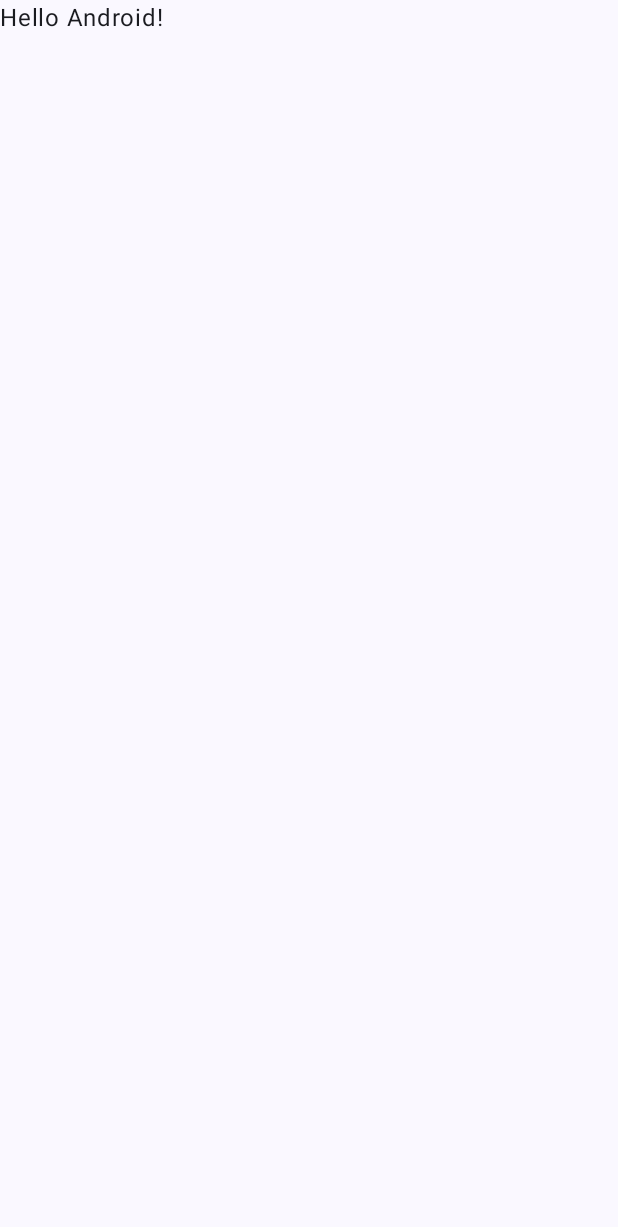
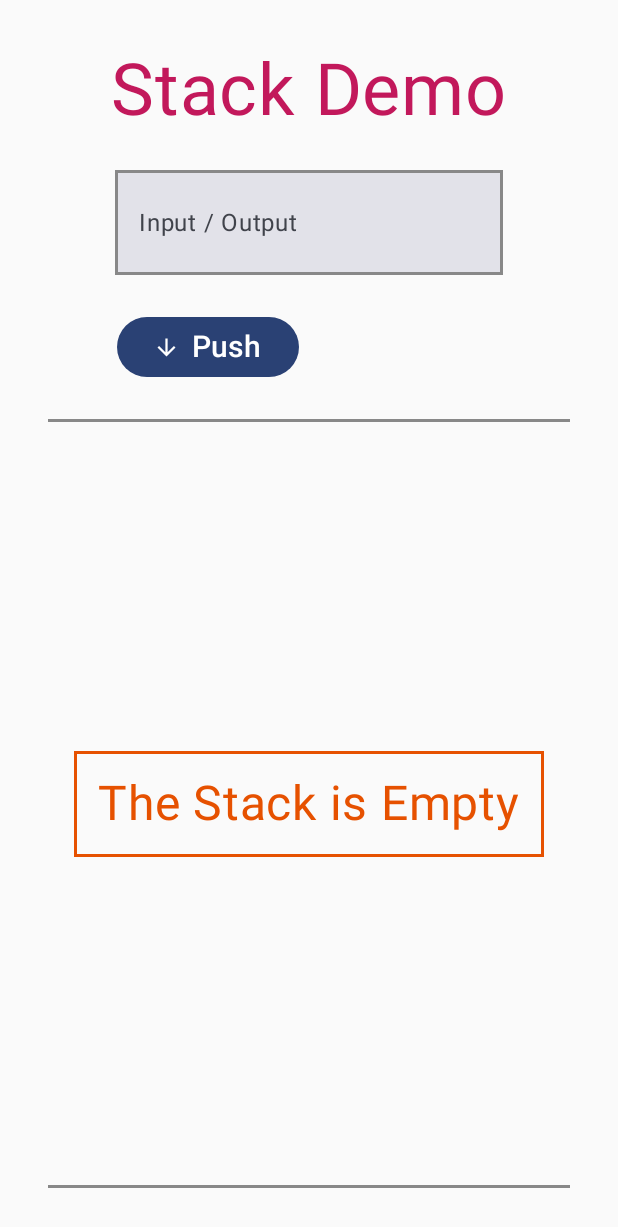
Before and after one commit to tetervak/StackData-Android, an Android app built with Jetpack Compose: the screen it shows after launch (MainActivity), on a phone screen of 412 x 824 dp. Before the commit the part shown is almost empty. Shown: the top 1227 px of the screen. Run offline under Robolectric (Android 15) with nearby library versions, the phone set to English and light mode, and no system bars.

Commit message:
in-memory functionality

```diff
--- a/app/build.gradle.kts
+++ b/app/build.gradle.kts
@@ -59,6 +59,8 @@ dependencies {
     implementation(libs.androidx.ui.graphics)
     implementation(libs.androidx.ui.tooling.preview)
     implementation(libs.androidx.material3)
+    implementation(libs.androidx.lifecycle.viewmodel.compose)
+    implementation(libs.androidx.material.icons.extended)
     testImplementation(libs.junit)
     androidTestImplementation(libs.androidx.junit)
     androidTestImplementation(libs.androidx.espresso.core)
--- a/app/src/main/java/ca/tetervak/stackdata/MainActivity.kt
+++ b/app/src/main/java/ca/tetervak/stackdata/MainActivity.kt
@@ -11,6 +11,7 @@ import androidx.compose.material3.Text
 import androidx.compose.runtime.Composable
 import androidx.compose.ui.Modifier
 import androidx.compose.ui.tooling.preview.Preview
+import ca.tetervak.stackdata.ui.AppRootScreen
 import ca.tetervak.stackdata.ui.theme.StackDataTheme
 
 class MainActivity : ComponentActivity() {
@@ -19,29 +20,8 @@ class MainActivity : ComponentActivity() {
         enableEdgeToEdge()
         setContent {
             StackDataTheme {
-                Scaffold(modifier = Modifier.fillMaxSize()) { innerPadding ->
-                    Greeting(
-                        name = "Android",
-                        modifier = Modifier.padding(innerPadding)
-                    )
-                }
+                AppRootScreen()
             }
         }
     }
 }
-
-@Composable
-fun Greeting(name: String, modifier: Modifier = Modifier) {
-    Text(
-        text = "Hello $name!",
-        modifier = modifier
-    )
-}
-
-@Preview(showBackground = true)
-@Composable
-fun GreetingPreview() {
-    StackDataTheme {
-        Greeting("Android")
-    }
-}
--- /dev/null
+++ b/app/src/main/java/ca/tetervak/stackdata/data/repository/DefaultStackItemRepository.kt
@@ -0,0 +1,27 @@
+package ca.tetervak.stackdata.data.repository
+
+import ca.tetervak.stackdata.data.source.DefaultStackDataSource
+import ca.tetervak.stackdata.domain.StackItem
+import kotlinx.coroutines.Dispatchers
+import kotlinx.coroutines.flow.Flow
+import kotlinx.coroutines.flow.flowOn
+import kotlinx.coroutines.flow.map
+import kotlinx.coroutines.withContext
+
+class DefaultStackItemRepository(
+    private val source: DefaultStackDataSource
+): StackItemRepository {
+    // the first item of the list is the top of the stack
+    override fun getStackItems(): Flow<List<StackItem>> = source.getItemsFlow().map { list ->
+        buildList(list.size) {
+            for ((index, value) in list.withIndex().reversed()) {
+                add(StackItem(index + 1, value))
+            }
+        }
+    }.flowOn(Dispatchers.Default)
+
+    override suspend fun push(value: String) =
+        withContext(Dispatchers.Default) { source.push(value) }
+
+    override suspend fun pop(): String = withContext(Dispatchers.Default) { source.pop() }
+}
--- /dev/null
+++ b/app/src/main/java/ca/tetervak/stackdata/data/repository/StackItemRepository.kt
@@ -0,0 +1,14 @@
+package ca.tetervak.stackdata.data.repository
+
+import ca.tetervak.stackdata.domain.StackItem
+import kotlinx.coroutines.flow.Flow
+
+interface StackItemRepository {
+
+    // the first item of the list is the top of the stack
+    fun getStackItems(): Flow<List<StackItem>>
+
+    suspend fun push(value: String)
+
+    suspend fun pop(): String
+}
--- /dev/null
+++ b/app/src/main/java/ca/tetervak/stackdata/data/source/DefaultStackDataSource.kt
@@ -0,0 +1,30 @@
+package ca.tetervak.stackdata.data.source
+
+import kotlinx.coroutines.coroutineScope
+import kotlinx.coroutines.flow.Flow
+import kotlinx.coroutines.flow.MutableSharedFlow
+
+class DefaultStackDataSource {
+    // the first item of the list is the bottom of the stack
+    private val list: MutableList<String> = mutableListOf()
+
+    private val itemsFlow: MutableSharedFlow<List<String>> = MutableSharedFlow(replay = 1)
+
+    // new copy of the list is emitted to the flow on every stack update
+    fun getItemsFlow(): Flow<List<String>> = itemsFlow
+
+    suspend fun push(value: String): Unit = coroutineScope {
+        synchronized(list) {
+            list.add(value)
+            itemsFlow.tryEmit(list.toList())
+        }
+    }
+
+    suspend fun pop(): String = coroutineScope {
+        synchronized(list) {
+            val removed = list.removeLast()
+            itemsFlow.tryEmit(list.toList())
+            removed
+        }
+    }
+}
--- /dev/null
+++ b/app/src/main/java/ca/tetervak/stackdata/domain/StackItem.kt
@@ -0,0 +1,6 @@
+package ca.tetervak.stackdata.domain
+
+data class StackItem(
+    val count: Int, // count from the bottom of the stack
+    val value: String // content of the stack item
+)
--- /dev/null
+++ b/app/src/main/java/ca/tetervak/stackdata/ui/AppRootScreen.kt
@@ -0,0 +1,9 @@
+package ca.tetervak.stackdata.ui
+
+import androidx.compose.runtime.Composable
+import ca.tetervak.stackdata.ui.stack.StackScreen
+
+@Composable
+fun AppRootScreen(){
+    StackScreen()
+}
--- /dev/null
+++ b/app/src/main/java/ca/tetervak/stackdata/ui/stack/StackScreen.kt
@@ -0,0 +1,258 @@
+package ca.tetervak.stackdata.ui.stack
+
+import androidx.annotation.StringRes
+import androidx.compose.foundation.border
+import androidx.compose.foundation.layout.Arrangement
+import androidx.compose.foundation.layout.Box
+import androidx.compose.foundation.layout.Column
+import androidx.compose.foundation.layout.PaddingValues
+import androidx.compose.foundation.layout.Row
+import androidx.compose.foundation.layout.Spacer
+import androidx.compose.foundation.layout.fillMaxSize
+import androidx.compose.foundation.layout.fillMaxWidth
+import androidx.compose.foundation.layout.padding
+import androidx.compose.foundation.layout.size
+import androidx.compose.foundation.layout.sizeIn
+import androidx.compose.foundation.layout.width
+import androidx.compose.foundation.lazy.LazyColumn
+import androidx.compose.foundation.lazy.items
+import androidx.compose.foundation.text.KeyboardOptions
+import androidx.compose.material.icons.Icons
+import androidx.compose.material.icons.filled.ArrowDownward
+import androidx.compose.material.icons.filled.ArrowUpward
+import androidx.compose.material3.Button
+import androidx.compose.material3.ButtonDefaults
+import androidx.compose.material3.Divider
+import androidx.compose.material3.Icon
+import androidx.compose.material3.MaterialTheme
+import androidx.compose.material3.Surface
+import androidx.compose.material3.Text
+import androidx.compose.material3.TextField
+import androidx.compose.runtime.Composable
+import androidx.compose.runtime.State
+import androidx.compose.runtime.collectAsState
+import androidx.compose.runtime.getValue
+import androidx.compose.runtime.mutableStateOf
+import androidx.compose.runtime.saveable.rememberSaveable
+import androidx.compose.runtime.setValue
+import androidx.compose.ui.Alignment
+import androidx.compose.ui.Modifier
+import androidx.compose.ui.graphics.Color
+import androidx.compose.ui.graphics.vector.ImageVector
+import androidx.compose.ui.platform.LocalFocusManager
+import androidx.compose.ui.res.colorResource
+import androidx.compose.ui.res.stringResource
+import androidx.compose.ui.text.TextStyle
+import androidx.compose.ui.text.input.ImeAction
+import androidx.compose.ui.tooling.preview.Preview
+import androidx.compose.ui.unit.dp
+import androidx.compose.ui.unit.sp
+import androidx.lifecycle.viewmodel.compose.viewModel
+import ca.tetervak.stackdata.R
+import ca.tetervak.stackdata.domain.StackItem
+import ca.tetervak.stackdata.ui.theme.StackDataTheme
+
+@Composable
+fun StackScreen(
+    viewModel: StackViewModel = viewModel(),
+    modifier: Modifier = Modifier
+){
+    val state: State<StackUiState> = viewModel.stackUiState.collectAsState()
+    val itemList: List<StackItem> = state.value.items
+
+    StackScreenBody(onPush = { viewModel.push(it) },
+        onPop = { viewModel.pop() },
+        itemList = itemList,
+        modifier = modifier
+    )
+}
+
+
+@Composable
+fun StackScreenBody(
+    onPush: (String) -> Unit,
+    onPop: () -> Unit,
+    itemList: List<StackItem>,
+    modifier: Modifier = Modifier
+) {
+    var input: String by rememberSaveable { mutableStateOf("") }
+
+    val focusManager = LocalFocusManager.current
+
+    Column(
+        horizontalAlignment = Alignment.CenterHorizontally,
+        modifier = modifier
+            .fillMaxSize()
+            .padding(all = 32.dp)
+    ) {
+        Text(
+            text = stringResource(R.string.stack_demo_title),
+            fontSize = 48.sp,
+            color = colorResource(id = R.color.pink_700)
+        )
+        StackValueInputOutput(
+            value = input,
+            onChange = { input = it },
+            modifier = Modifier
+                .sizeIn(minWidth = 256.dp)
+                .padding(top = 24.dp)
+        )
+        StackButtonRow(onPush = {
+            if (input.isNotBlank()) {
+                onPush(input.trim())
+                input = ""
+                focusManager.clearFocus()
+            }
+        },
+            onPop = {
+                input = itemList.first().value
+                onPop()
+            },
+            showPopButton = itemList.isNotEmpty(),
+            modifier = Modifier
+                .width(width = 256.dp)
+                .padding(top = 24.dp)
+        )
+        Divider(
+            color = Color.Gray, thickness = 2.dp, modifier = Modifier.padding(top = 24.dp)
+        )
+        if (itemList.isNotEmpty()) {
+            StackContent(
+                itemList = itemList, modifier = Modifier
+                    .fillMaxWidth()
+                    .weight(1f)
+            )
+        } else {
+            Box(
+                modifier = Modifier
+                    .fillMaxSize()
+                    .weight(1f)
+            ) {
+                Text(
+                    text = stringResource(R.string.stack_empty_message),
+                    fontSize = 32.sp,
+                    color = colorResource(id = R.color.orange_900),
+                    modifier = Modifier
+                        .align(alignment = Alignment.Center)
+                        .border(
+                            width = 2.dp, color = colorResource(id = R.color.orange_900)
+                        )
+                        .padding(all = 16.dp)
+                )
+            }
+        }
+        Divider(
+            color = Color.Gray, thickness = 2.dp
+        )
+    }
+}
+
+@Preview
+@Composable
+fun StackScreenBodyPreview() {
+    StackDataTheme {
+        // A surface container using the 'background' color from the theme
+        Surface(
+            modifier = Modifier.fillMaxSize(), color = MaterialTheme.colorScheme.background
+        ) {
+            val itemList = listOf(
+                StackItem(3, "Item C"), StackItem(2, "Item B"), StackItem(1, "Item A")
+            )
+            StackScreenBody(onPush = {}, onPop = {}, itemList = itemList
+            )
+        }
+    }
+}
+
+@Composable
+fun StackContent(
+    itemList: List<StackItem>, modifier: Modifier
+) {
+    LazyColumn(
+        contentPadding = PaddingValues(
+            vertical = 8.dp, horizontal = 8.dp
+        ), horizontalAlignment = Alignment.CenterHorizontally, modifier = modifier
+    ) {
+        items(itemList) { stackItem ->
+            Row(
+                horizontalArrangement = Arrangement.spacedBy(space = 16.dp),
+                modifier = Modifier
+                    .padding(vertical = 8.dp)
+                    .width(width = 256.dp)
+                    .border(width = 2.dp, color = Color.Gray)
+                    .padding(all = 16.dp)
+
+            ) {
+                Text(
+                    text = "${stackItem.count}.", fontSize = 32.sp
+                )
+                Text(
+                    text = stackItem.value,
+                    fontSize = 32.sp,
+                    color = colorResource(id = R.color.blue_900)
+                )
+            }
+        }
+    }
+}
+
+@Composable
+fun StackButtonRow(
+    onPush: () -> Unit, onPop: () -> Unit, showPopButton: Boolean, modifier: Modifier = Modifier
+) {
+    Row(
+        horizontalArrangement = Arrangement.SpaceBetween, modifier = modifier
+    ) {
+        StackButton(
+            onClick = onPush,
+            imageVector = Icons.Default.ArrowDownward,
+            stringRes = R.string.push_button_label
+        )
+        if (showPopButton) {
+            StackButton(
+                onClick = onPop,
+                imageVector = Icons.Default.ArrowUpward,
+                stringRes = R.string.pop_button_label
+            )
+        }
+    }
+}
+
+@Composable
+fun StackButton(
+    onClick: () -> Unit,
+    imageVector: ImageVector,
+    @StringRes stringRes: Int,
+    modifier: Modifier = Modifier
+) {
+    Button(onClick = onClick, modifier = modifier) {
+        Icon(
+            imageVector = imageVector,
+            contentDescription = null,
+            modifier = Modifier.size(ButtonDefaults.IconSize)
+        )
+        Spacer(Modifier.size(ButtonDefaults.IconSpacing))
+        Text(
+            text = stringResource(stringRes), fontSize = 20.sp
+        )
+    }
+}
+
+@Composable
+fun StackValueInputOutput(
+    value: String, onChange: (String) -> Unit, modifier: Modifier = Modifier
+) {
+    TextField(
+        label = { Text(text = stringResource(R.string.input_output_label)) },
+        value = value,
+        onValueChange = onChange,
+        keyboardOptions = KeyboardOptions(
+            imeAction = ImeAction.Done
+        ),
+        singleLine = true,
+        textStyle = TextStyle.Default.copy(
+            fontSize = 32.sp, color = colorResource(id = R.color.blue_900)
+        ),
+        modifier = modifier.border(width = 2.dp, color = Color.Gray)
+    )
+}
--- /dev/null
+++ b/app/src/main/java/ca/tetervak/stackdata/ui/stack/StackUiState.kt
@@ -0,0 +1,5 @@
+package ca.tetervak.stackdata.ui.stack
+
+import ca.tetervak.stackdata.domain.StackItem
+
+data class StackUiState(val items: List<StackItem> = emptyList())
--- /dev/null
+++ b/app/src/main/java/ca/tetervak/stackdata/ui/stack/StackViewModel.kt
@@ -0,0 +1,37 @@
+package ca.tetervak.stackdata.ui.stack
+
+import androidx.lifecycle.ViewModel
+import androidx.lifecycle.viewModelScope
+import ca.tetervak.stackdata.data.repository.DefaultStackItemRepository
+import ca.tetervak.stackdata.data.repository.StackItemRepository
+import ca.tetervak.stackdata.data.source.DefaultStackDataSource
+import kotlinx.coroutines.flow.SharingStarted
+import kotlinx.coroutines.flow.StateFlow
+import kotlinx.coroutines.flow.map
+import kotlinx.coroutines.flow.stateIn
+import kotlinx.coroutines.launch
+
+class StackViewModel: ViewModel() {
+
+    private val repository: StackItemRepository =
+        DefaultStackItemRepository(DefaultStackDataSource())
+
+    val stackUiState: StateFlow<StackUiState> =
+        repository.getStackItems().map { StackUiState(items = it) }.stateIn(
+            scope = viewModelScope,
+            started = SharingStarted.WhileSubscribed(TIMEOUT_MILLIS),
+            initialValue = StackUiState()
+        )
+
+    companion object {
+        private const val TIMEOUT_MILLIS = 5_000L
+    }
+
+    fun pop() = viewModelScope.launch {
+        repository.pop()
+    }
+
+    fun push(value: String) = viewModelScope.launch {
+        repository.push(value)
+    }
+}
--- a/app/src/main/res/values/colors.xml
+++ b/app/src/main/res/values/colors.xml
@@ -7,4 +7,8 @@
     <color name="teal_700">#FF018786</color>
     <color name="black">#FF000000</color>
     <color name="white">#FFFFFFFF</color>
+
+    <color name="pink_700">#FFC2185B</color>
+    <color name="blue_900">#FF0D47A1</color>
+    <color name="orange_900">#FFE65100</color>
 </resources>
--- a/app/src/main/res/values/strings.xml
+++ b/app/src/main/res/values/strings.xml
@@ -1,3 +1,9 @@
 <resources>
-    <string name="app_name">StackData</string>
+    <string name="app_name">Stack Data</string>
+
+    <string name="stack_demo_title">Stack Demo</string>
+    <string name="push_button_label">Push</string>
+    <string name="pop_button_label">Pop</string>
+    <string name="input_output_label">Input / Output</string>
+    <string name="stack_empty_message">The Stack is Empty</string>
 </resources>
--- a/gradle/libs.versions.toml
+++ b/gradle/libs.versions.toml
@@ -8,6 +8,8 @@ espressoCore = "3.5.1"
 lifecycleRuntimeKtx = "2.6.1"
 activityCompose = "1.8.0"
 composeBom = "2024.04.01"
+lifecycleViewmodelCompose = "2.8.0"
+materialIconsExtended = "1.6.8"
 
 [libraries]
 androidx-core-ktx = { group = "androidx.core", name = "core-ktx", version.ref = "coreKtx" }
@@ -24,6 +26,8 @@ androidx-ui-tooling-preview = { group = "androidx.compose.ui", name = "ui-toolin
 androidx-ui-test-manifest = { group = "androidx.compose.ui", name = "ui-test-manifest" }
 androidx-ui-test-junit4 = { group = "androidx.compose.ui", name = "ui-test-junit4" }
 androidx-material3 = { group = "androidx.compose.material3", name = "material3" }
+androidx-lifecycle-viewmodel-compose = { group = "androidx.lifecycle", name = "lifecycle-viewmodel-compose", version.ref = "lifecycleViewmodelCompose" }
+androidx-material-icons-extended = { group = "androidx.compose.material", name = "material-icons-extended", version.ref = "materialIconsExtended" }
 
 [plugins]
 android-application = { id = "com.android.application", version.ref = "agp" }
```
